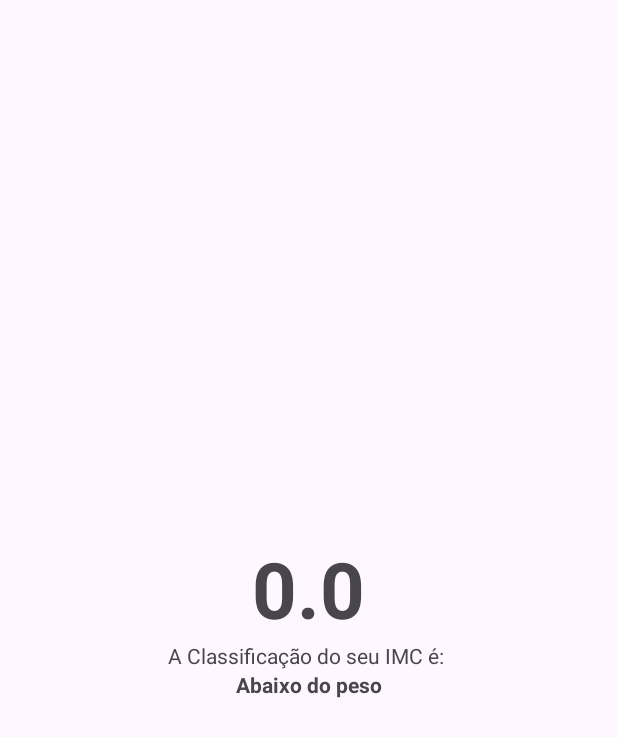
After one commit to AndersonPS94/novaCalculadoraIMC, an Android app: the ResultActivity screen opened directly, with no data from a screen before it, on a phone screen of 412 x 824 dp. The commit adds this screen. Shown: the top 737 px of the screen. Run offline under Robolectric (Android 15) with nearby library versions, the phone set to English and light mode, and no system bars.

Commit message:
calculo e classificação funcionando e sendo exibida na proxima tela

```diff
--- a/app/build.gradle.kts
+++ b/app/build.gradle.kts
@@ -41,6 +41,7 @@
     implementation("androidx.appcompat:appcompat:1.6.1")
     implementation("com.google.android.material:material:1.10.0")
     implementation("androidx.constraintlayout:constraintlayout:2.1.4")
+    implementation("androidx.activity:activity:1.9.0")
     testImplementation("junit:junit:4.13.2")
     androidTestImplementation("androidx.test.ext:junit:1.1.5")
     androidTestImplementation("androidx.test.espresso:espresso-core:3.5.1")
--- a/app/src/main/AndroidManifest.xml
+++ b/app/src/main/AndroidManifest.xml
@@ -13,6 +13,9 @@
         android:theme="@style/Theme.Calculadoraimc"
         tools:targetApi="31">
         <activity
+            android:name=".ResultActivity"
+            android:exported="false" />
+        <activity
             android:name=".MainActivity"
             android:exported="true">
             <intent-filter>
--- a/app/src/main/java/com/comunidadedevspace/imc/MainActivity.kt
+++ b/app/src/main/java/com/comunidadedevspace/imc/MainActivity.kt
@@ -1,5 +1,6 @@
 package com.comunidadedevspace.imc
 
+import android.content.Intent
 import androidx.appcompat.app.AppCompatActivity
 import android.os.Bundle
 import android.widget.Button
@@ -36,6 +37,11 @@
                 val alturaQ2 = altura * altura
                 val resultado = peso / alturaQ2
 
+
+                val intent = Intent(this, ResultActivity::class.java)
+                intent.putExtra(KEY_RESULT_IMC, resultado)
+                startActivity(intent)
+
                 println("o resultado é $resultado")
             }
         }
--- /dev/null
+++ b/app/src/main/java/com/comunidadedevspace/imc/ResultActivity.kt
@@ -0,0 +1,39 @@
+package com.comunidadedevspace.imc
+
+import android.os.Bundle
+import android.widget.TextView
+import androidx.activity.enableEdgeToEdge
+import androidx.appcompat.app.AppCompatActivity
+import androidx.core.view.ViewCompat
+import androidx.core.view.WindowInsetsCompat
+
+const val KEY_RESULT_IMC = "ResultActivity.KEY_IMC"
+
+class ResultActivity : AppCompatActivity() {
+    override fun onCreate(savedInstanceState: Bundle?) {
+        super.onCreate(savedInstanceState)
+        enableEdgeToEdge()
+        setContentView(R.layout.activity_result)
+
+        val result = intent.getFloatExtra(KEY_RESULT_IMC, 0f)
+
+        val tvResult = findViewById<TextView>(R.id.tv_result)
+        val tvClassificacao = findViewById<TextView>(R.id.tv_classificacao)
+        tvResult.text = result.toString()
+
+        val classificacao = if (result < 18.5f) {
+            "Abaixo do peso"
+        } else if (result >= 18.5f && result <= 24.9f) {
+            "Peso ideal"
+            } else if (result >= 25f && result <= 29.9f) {
+            "Sobrepeso"
+        } else if (result >= 30f && result <= 39.9f) {
+            "Obesidade"
+            } else {
+            "Obesidade grave"
+
+            }
+
+        tvClassificacao.text = classificacao
+    }
+}
--- /dev/null
+++ b/app/src/main/res/layout/activity_result.xml
@@ -0,0 +1,32 @@
+<?xml version="1.0" encoding="utf-8"?>
+<LinearLayout xmlns:android="http://schemas.android.com/apk/res/android"
+    xmlns:tools="http://schemas.android.com/tools"
+    android:id="@+id/main"
+    android:layout_width="match_parent"
+    android:layout_height="match_parent"
+    android:gravity="center"
+    android:orientation="vertical"
+    tools:context=".ResultActivity">
+
+    <TextView
+        android:id="@+id/tv_result"
+        android:textStyle="bold"
+        android:maxLength="5"
+        android:textSize="52dp"
+        android:layout_width="wrap_content"
+        android:layout_height="wrap_content"
+        tools:text="23.66" />
+
+    <TextView
+        android:id="@+id/tv_classificacao_label"
+        android:layout_width="wrap_content"
+        android:layout_height="wrap_content"
+        android:text="A Classificação do seu IMC é: " />
+
+    <TextView
+        android:id="@+id/tv_classificacao"
+        android:layout_width="wrap_content"
+        android:layout_height="wrap_content"
+        android:textStyle="bold"
+        tools:text="Normal" />
+</LinearLayout>
```
